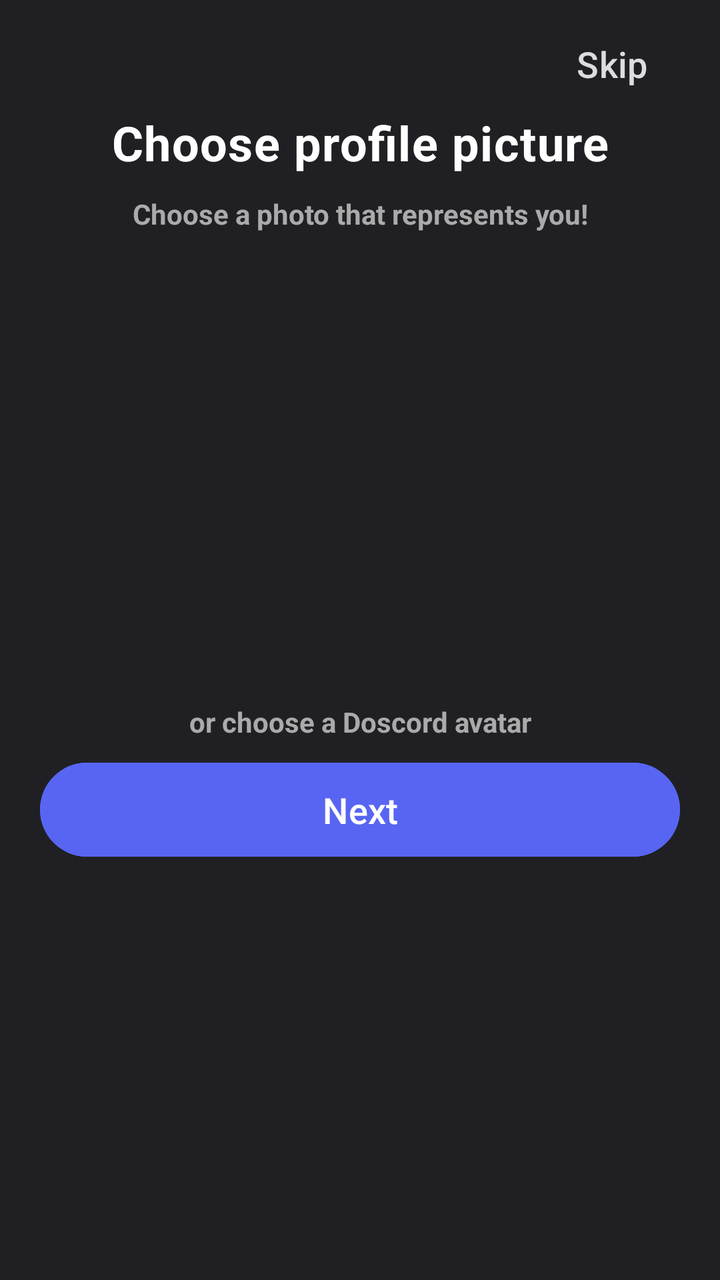
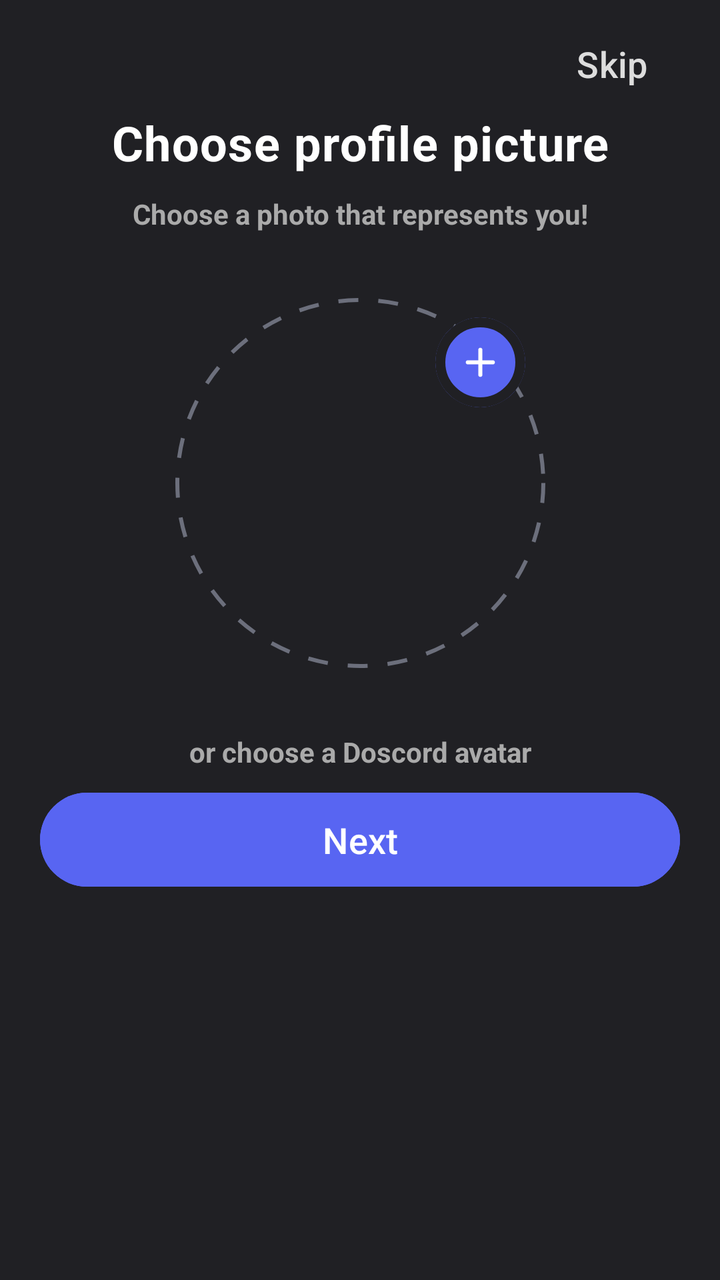

The first picture is an Android layout as it rendered before a commit; the second is the same layout after the commit. The layout source and the unified diff follow.
<!-- AndroidManifest.xml: application theme Theme.Doscord -->
<!-- res/layout/activity_reg_pfp.xml -->
<?xml version="1.0" encoding="utf-8"?>
<androidx.constraintlayout.widget.ConstraintLayout xmlns:android="http://schemas.android.com/apk/res/android"
    xmlns:app="http://schemas.android.com/apk/res-auto"
    xmlns:tools="http://schemas.android.com/tools"
    android:id="@+id/main"
    android:layout_width="match_parent"
    android:layout_height="match_parent"
    android:background="@color/bgGray"
    tools:context=".activities.menu.RegPfpActivity">

    <TextView
        android:id="@+id/crPfpServerWarning"
        android:layout_width="0dp"
        android:layout_height="wrap_content"
        android:layout_marginStart="20dp"
        android:layout_marginTop="7dp"
        android:layout_marginEnd="20dp"
        android:letterSpacing="0.02"
        android:text="@string/server_error_check_your_network_connection_and_try_again"
        android:textColor="@color/red"
        android:textSize="12sp"
        android:textStyle="bold"
        android:visibility="gone"
        app:layout_constraintEnd_toEndOf="parent"
        app:layout_constraintStart_toStartOf="parent"
        app:layout_constraintTop_toBottomOf="@id/crPfpNextBtn" />

    <Button
        android:id="@+id/crPfpSkipBtn"
        android:layout_width="wrap_content"
        android:layout_height="wrap_content"
        android:layout_marginTop="8dp"
        android:layout_marginEnd="10dp"
        android:background="@android:color/transparent"
        android:hapticFeedbackEnabled="false"
        android:onClick="finish"
        android:stateListAnimator="@null"
        android:text="@string/skip"
        android:textColor="#ddd"
        android:textSize="18sp"
        app:layout_constraintEnd_toEndOf="parent"
        app:layout_constraintTop_toTopOf="parent" />

    <TextView
        android:id="@+id/crPfpTitle"
        android:layout_width="wrap_content"
        android:layout_height="wrap_content"
        android:layout_marginTop="55dp"
        android:gravity="center"
        android:letterSpacing="0.02"
        android:text="@string/choose_profile_picture"
        android:textColor="#FFFFFF"
        android:textSize="24sp"
        android:textStyle="bold"
        app:layout_constraintEnd_toEndOf="parent"
        app:layout_constraintStart_toStartOf="parent"
        app:layout_constraintTop_toTopOf="parent" />

    <TextView
        android:id="@+id/crPfpSubtitle"
        android:layout_width="0dp"
        android:layout_height="wrap_content"
        android:layout_marginStart="50dp"
        android:layout_marginTop="10dp"
        android:layout_marginEnd="50dp"
        android:gravity="center"
        android:text="@string/choose_a_photo_that_represents_you"
        android:textColor="#aaa"
        android:textSize="14sp"
        android:textStyle="bold"
        app:layout_constraintEnd_toEndOf="parent"
        app:layout_constraintStart_toStartOf="parent"
        app:layout_constraintTop_toBottomOf="@+id/crPfpTitle" />

    <ImageButton
        android:id="@+id/crPfpBtn"
        android:layout_width="175dp"
        android:layout_height="175dp"
        android:layout_marginStart="10dp"
        android:layout_marginTop="30dp"
        android:background="@null"
        android:contentDescription="@string/click_to_select_profile_picture"
        android:onClick="openLauncher"
        app:layout_constraintEnd_toEndOf="parent"
        app:layout_constraintStart_toStartOf="parent"
        app:layout_constraintTop_toBottomOf="@id/crPfpSubtitle" />

    <TextView
        android:id="@+id/crPfpSubtitle2"
        android:layout_width="0dp"
        android:layout_height="wrap_content"
        android:layout_marginStart="50dp"
        android:layout_marginTop="30dp"
        android:layout_marginEnd="50dp"
        android:gravity="center"
        android:text="@string/or_choose_a_doscord_avatar"
        android:textColor="#aaa"
        android:textSize="14sp"
        android:textStyle="bold"
        app:layout_constraintEnd_toEndOf="parent"
        app:layout_constraintStart_toStartOf="parent"
        app:layout_constraintTop_toBottomOf="@+id/crPfpBtn" />

    <TableLayout
        android:id="@+id/crPfpTableLayout"
        android:layout_width="wrap_content"
        android:layout_height="wrap_content"
        app:layout_constraintEnd_toEndOf="parent"
        app:layout_constraintStart_toStartOf="parent"
        app:layout_constraintTop_toBottomOf="@+id/crPfpSubtitle2" />

    <Button
        android:id="@+id/crPfpNextBtn"
        android:layout_width="match_parent"
        android:layout_height="55dp"
        android:layout_marginStart="20dp"
        android:layout_marginTop="7dp"
        android:layout_marginEnd="20dp"
        android:backgroundTint="#5865f2"
        android:onClick="sendPfpToServer"
        android:text="@string/next"
        android:textColor="@color/white"
        android:textSize="18sp"
        app:layout_constraintEnd_toEndOf="parent"
        app:layout_constraintStart_toStartOf="parent"
        app:layout_constraintTop_toBottomOf="@+id/crPfpTableLayout" />


</androidx.constraintlayout.widget.ConstraintLayout>
<!-- resources referenced by this layout -->
<resources>
  <color name="bgGray">#202024</color>
  <color name="red">#FA777B</color>
  <color name="white">#FFFFFFFF</color>
  <string name="choose_a_photo_that_represents_you">Choose a photo that represents you!</string>
  <string name="choose_profile_picture">Choose profile picture</string>
  <string name="click_to_select_profile_picture">Click to select profile picture</string>
  <string name="next">Next</string>
  <string name="or_choose_a_doscord_avatar">or choose a Doscord avatar</string>
  <string name="server_error_check_your_network_connection_and_try_again">Server Error! Check your network connection and try again.</string>
  <string name="skip">Skip</string>
  <style name="Theme.Doscord" parent="Base.Theme.Doscord" />
  <style name="Base.Theme.Doscord" parent="Theme.Material3.DayNight.NoActionBar">
          
          
          <item name="colorOnSurface">#FFFFFF</item>
          <item name="android:textColorPrimary">#FFFFFF</item>
          <item name="android:datePickerDialogTheme">@style/MyDatePickerStyle</item>
      </style>
  <style name="MyDatePickerStyle" parent="Theme.AppCompat.Light.Dialog">
          <item name="colorAccent">@color/purple_500</item>
          <item name="android:windowBackground">@android:color/black</item>
          <item name="android:textColorPrimary">@android:color/white</item>
          <item name="android:textColorSecondary">@android:color/darker_gray</item>
      </style>
  <color name="purple_500">#6200EE</color>
</resources>

<!-- the commit's change to res/layout/activity_reg_pfp.xml (unified diff, before → after) -->
@@ -72,18 +72,68 @@
         app:layout_constraintStart_toStartOf="parent"
         app:layout_constraintTop_toBottomOf="@+id/crPfpTitle" />
 
-    <ImageButton
-        android:id="@+id/crPfpBtn"
-        android:layout_width="175dp"
-        android:layout_height="175dp"
-        android:layout_marginStart="10dp"
+    <androidx.constraintlayout.widget.ConstraintLayout
+        android:id="@+id/crPfpContainer"
+        android:layout_width="190dp"
+        android:layout_height="190dp"
         android:layout_marginTop="30dp"
-        android:background="@null"
-        android:contentDescription="@string/click_to_select_profile_picture"
-        android:onClick="openLauncher"
         app:layout_constraintEnd_toEndOf="parent"
         app:layout_constraintStart_toStartOf="parent"
-        app:layout_constraintTop_toBottomOf="@id/crPfpSubtitle" />
+        app:layout_constraintTop_toBottomOf="@id/crPfpSubtitle">
+
+        <View
+            android:id="@+id/crPfpBorder"
+            android:layout_width="185dp"
+            android:layout_height="185dp"
+            android:background="@drawable/dashed_border"
+            app:layout_constraintBottom_toBottomOf="parent"
+            app:layout_constraintEnd_toEndOf="parent"
+            app:layout_constraintStart_toStartOf="parent"
+            app:layout_constraintTop_toTopOf="parent" />
+
+        <ImageButton
+            android:id="@+id/crPfpBtn"
+            android:layout_width="170dp"
+            android:layout_height="170dp"
+            android:background="@null"
+            android:contentDescription="@string/click_to_select_profile_picture"
+            android:onClick="openLauncher"
+            android:scaleType="centerCrop"
+            app:layout_constraintBottom_toBottomOf="parent"
+            app:layout_constraintEnd_toEndOf="parent"
+            app:layout_constraintStart_toStartOf="parent"
+            app:layout_constraintTop_toTopOf="parent" />
+
+        <com.google.android.material.card.MaterialCardView
+            android:id="@+id/crPfpPlusContainer"
+            android:layout_width="45dp"
+            android:layout_height="45dp"
+            android:layout_marginTop="2dp"
+            android:layout_marginEnd="2dp"
+            app:cardBackgroundColor="@color/blue"
+            app:cardCornerRadius="50dp"
+            app:cardElevation="0dp"
+            app:cardMaxElevation="0dp"
+            app:layout_constraintCircle="@+id/crPfpBtn"
+            app:layout_constraintCircleAngle="45"
+            app:layout_constraintCircleRadius="85dp"
+            app:layout_constraintEnd_toStartOf="@+id/crPfpBtn"
+            app:layout_constraintTop_toBottomOf="@+id/crPfpBtn"
+            app:strokeColor="@color/bgGray"
+            app:strokeWidth="5dp"
+            tools:ignore="MissingConstraints">
+
+            <ImageView
+                android:layout_width="25dp"
+                android:layout_height="25dp"
+                android:layout_gravity="center"
+                android:contentDescription="@string/plus"
+                android:src="@drawable/plus"
+                app:tint="@color/white" />
+
+        </com.google.android.material.card.MaterialCardView>
+
+    </androidx.constraintlayout.widget.ConstraintLayout>
 
     <TextView
         android:id="@+id/crPfpSubtitle2"
@@ -99,7 +149,7 @@
         android:textStyle="bold"
         app:layout_constraintEnd_toEndOf="parent"
         app:layout_constraintStart_toStartOf="parent"
-        app:layout_constraintTop_toBottomOf="@+id/crPfpBtn" />
+        app:layout_constraintTop_toBottomOf="@+id/crPfpContainer" />
 
     <TableLayout
         android:id="@+id/crPfpTableLayout"
<!-- resource entries referenced after the edit -->
@@ -1,16 +1,39 @@
 <!-- resources referenced by this layout -->
 <resources>
   <color name="bgGray">#202024</color>
+  <color name="blue">#5865f2</color>
   <color name="red">#FA777B</color>
   <color name="white">#FFFFFFFF</color>
+  <!-- drawable dashed_border (drawable) -->
+  <?xml version="1.0" encoding="utf-8"?>
+  <shape xmlns:android="http://schemas.android.com/apk/res/android"
+      android:shape="oval">
+      <stroke
+          android:width="2dp"
+          android:color="@color/unselected"
+          android:dashWidth="10dp"
+          android:dashGap="10dp" />
+  </shape>
+  <!-- drawable plus (drawable) -->
+  <vector xmlns:android="http://schemas.android.com/apk/res/android"
+      android:width="80dp"
+      android:height="80dp"
+      android:viewportWidth="80"
+      android:viewportHeight="80">
+    <path
+        android:pathData="M43.333,20C43.333,19.116 42.982,18.268 42.357,17.643C41.732,17.018 40.884,16.667 40,16.667C39.116,16.667 38.268,17.018 37.643,17.643C37.018,18.268 36.667,19.116 36.667,20V36.667H20C19.116,36.667 18.268,37.018 17.643,37.643C17.018,38.268 16.667,39.116 16.667,40C16.667,40.884 17.018,41.732 17.643,42.357C18.268,42.982 19.116,43.333 20,43.333H36.667V60C36.667,60.884 37.018,61.732 37.643,62.357C38.268,62.982 39.116,63.333 40,63.333C40.884,63.333 41.732,62.982 42.357,62.357C42.982,61.732 43.333,60.884 43.333,60V43.333H60C60.884,43.333 61.732,42.982 62.357,42.357C62.982,41.732 63.333,40.884 63.333,40C63.333,39.116 62.982,38.268 62.357,37.643C61.732,37.018 60.884,36.667 60,36.667H43.333V20Z"
+        android:fillColor="#ABABAB"/>
+  </vector>
   <string name="choose_a_photo_that_represents_you">Choose a photo that represents you!</string>
   <string name="choose_profile_picture">Choose profile picture</string>
   <string name="click_to_select_profile_picture">Click to select profile picture</string>
   <string name="next">Next</string>
   <string name="or_choose_a_doscord_avatar">or choose a Doscord avatar</string>
+  <string name="plus">Add</string>
   <string name="server_error_check_your_network_connection_and_try_again">Server Error! Check your network connection and try again.</string>
   <string name="skip">Skip</string>
   <style name="Theme.Doscord" parent="Base.Theme.Doscord" />
+  <color name="unselected">#6c6f7c</color>
   <style name="Base.Theme.Doscord" parent="Theme.Material3.DayNight.NoActionBar">
           
           
